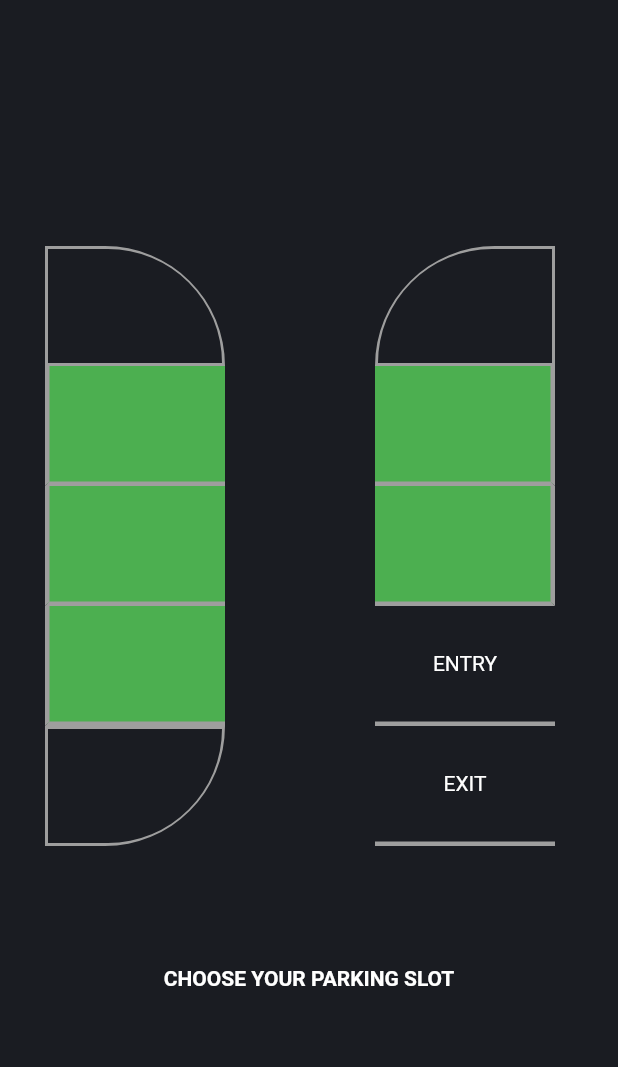
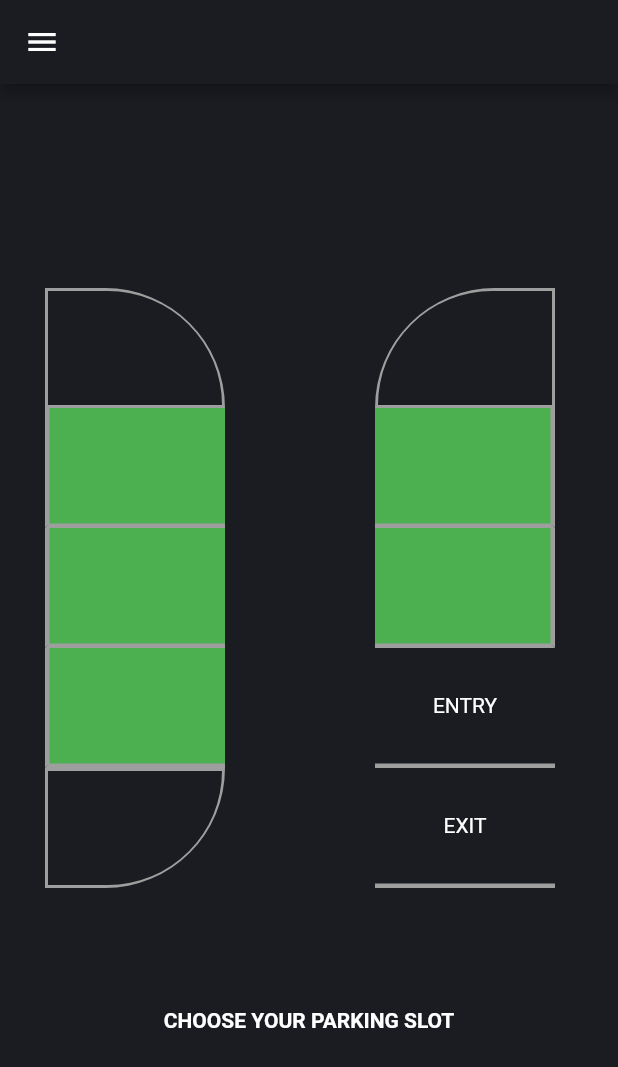
Before and after one commit to sujayss81/Smart_Parking_IOT, a Flutter app: the ParkingSlots screen opened directly, on a phone screen of 412 x 824 dp. Shown: the top 1067 px of the screen. Run offline on Flutter 3.47's test engine with Material 2 defaults, Android fonts, the phone set to English and light mode, and no system bars; our stand-ins replace shared_preferences; missing offline and left inert: dart:ffi; accounts and stored records are empty; network calls fail.

Commit message:
Parking slot display page

```diff
--- a/smart_parking_app/lib/screens/parkingSlots.dart
+++ b/smart_parking_app/lib/screens/parkingSlots.dart
@@ -1,21 +1,79 @@
+import 'dart:async';
+import 'dart:convert';
+import 'dart:ffi';
+
 import 'package:flutter/material.dart';
 import 'package:smart_parking_app/constants.dart';
+import 'package:smart_parking_app/components/drawerScreen.dart';
+import 'package:shared_preferences/shared_preferences.dart';
+import 'package:smart_parking_app/services/networking.dart';
+import 'package:http/http.dart' as http;
 
 class ParkingSlots extends StatefulWidget {
+  ParkingSlots({this.body});
+  final Map body;
+  Timer timer;
   @override
   _ParkingSlotsState createState() => _ParkingSlotsState();
 }
 
 class _ParkingSlotsState extends State<ParkingSlots> {
-  Color slot1Color = kAvailable;
-  Color slot2Color = kAvailable;
-  Color slot3Color = kAvailable;
-  Color slot4color = kAvailable;
-  Color slot5color = kAvailable;
+  List<Color> slotsColor = [
+    kAvailable,
+    kAvailable,
+    kAvailable,
+    kAvailable,
+    kAvailable
+  ];
+  SharedPreferences prefs;
+  Networking net = Networking();
+
+  void getData() async {
+    prefs = await SharedPreferences.getInstance();
+    String token = prefs.getString('token');
+    http.Response res =
+        await net.getRequest(urlLabel: 'test', token: token, params: '');
+    var details = jsonDecode(res.body)['body'];
+    updateState(details);
+  }
+
+  void updateState(var details) {
+    for (int i = 0; i < 5; i++) {
+      slotsColor[i] = details[i]['reserved']
+          ? kReserved
+          : details[i]['value']
+              ? kParked
+              : kAvailable;
+      print(' slot $i = ${slotsColor[i]}');
+    }
+    setState(() {});
+  }
+
+  void dynamicUpdate() {
+    getData();
+    Timer.periodic(Duration(seconds: 5), (timer) {
+      getData();
+      widget.timer = timer;
+      print('Running');
+    });
+  }
+
+  @override
+  void initState() {
+    // TODO: implement initState
+    super.initState();
+    dynamicUpdate();
+  }
 
   @override
   Widget build(BuildContext context) {
     return Scaffold(
+      appBar: AppBar(
+        backgroundColor: kPageBackground,
+      ),
+      drawer: DrawerScreen(
+        data: widget.body,
+      ),
       backgroundColor: kPageBackground,
       body: SafeArea(
         child: Column(
@@ -55,8 +113,8 @@ class _ParkingSlotsState extends State<ParkingSlots> {
                   child: Container(
                     width: 120,
                     height: 80,
-                    decoration:
-                        kParkingLotSlotLeftDesign.copyWith(color: slot1Color),
+                    decoration: kParkingLotSlotLeftDesign.copyWith(
+                        color: slotsColor[2]),
                   ),
                   onTap: () {
                     setState(() {
@@ -71,7 +129,7 @@ class _ParkingSlotsState extends State<ParkingSlots> {
                   width: 120,
                   height: 80,
                   decoration:
-                      kParkingLotSlotRightDesign.copyWith(color: slot4color),
+                      kParkingLotSlotRightDesign.copyWith(color: slotsColor[1]),
                 ),
               ],
             ),
@@ -84,7 +142,7 @@ class _ParkingSlotsState extends State<ParkingSlots> {
                   width: 120,
                   height: 80,
                   decoration:
-                      kParkingLotSlotLeftDesign.copyWith(color: slot2Color),
+                      kParkingLotSlotLeftDesign.copyWith(color: slotsColor[3]),
                 ),
                 SizedBox(
                   width: 100,
@@ -93,7 +151,7 @@ class _ParkingSlotsState extends State<ParkingSlots> {
                   width: 120,
                   height: 80,
                   decoration:
-                      kParkingLotSlotRightDesign.copyWith(color: slot5color),
+                      kParkingLotSlotRightDesign.copyWith(color: slotsColor[0]),
                 ),
               ],
             ),
@@ -106,7 +164,7 @@ class _ParkingSlotsState extends State<ParkingSlots> {
                   width: 120,
                   height: 80,
                   decoration:
-                      kParkingLotSlotLeftDesign.copyWith(color: slot3Color),
+                      kParkingLotSlotLeftDesign.copyWith(color: slotsColor[4]),
                 ),
                 SizedBox(
                   width: 100,
```
Also changed, not shown: smart_parking_app/lib/components/drawerScreen.dart (+8 -8 lines).
